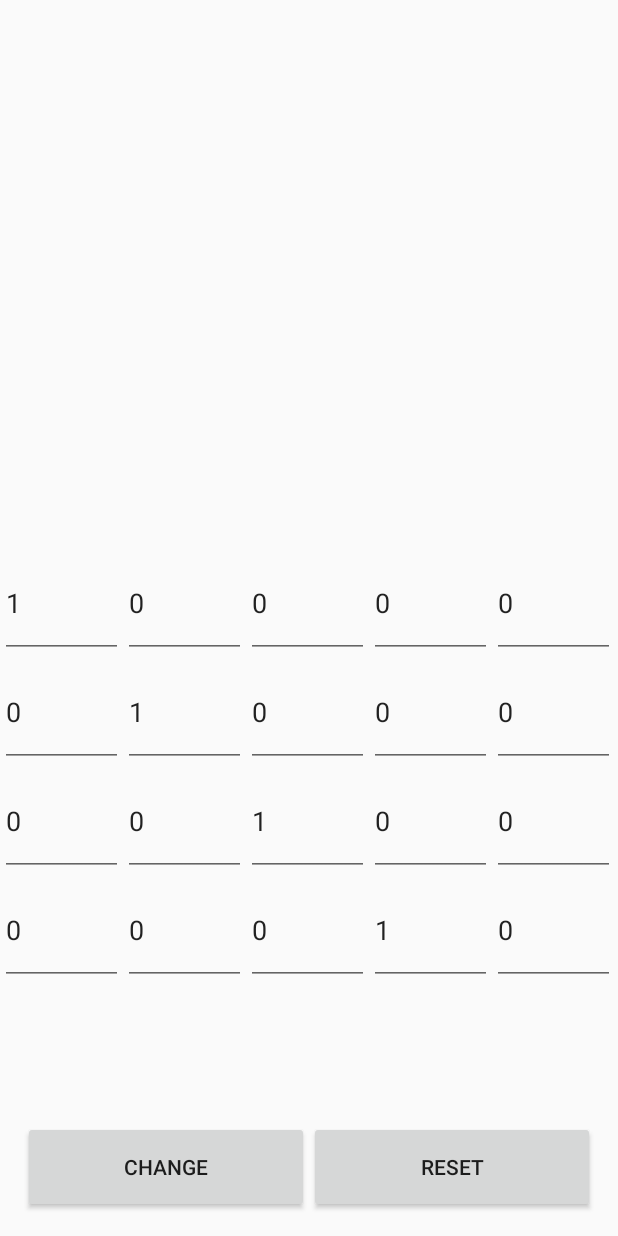
After one commit to FaceWallHan/BiographyHeroes, an Android app: the MatrixColorActivity screen opened directly, with no data from a screen before it, on a phone screen of 412 x 824 dp. The commit adds this screen. Run offline under Robolectric (Android 15) with nearby library versions, the phone set to English and light mode, and no system bars.

Commit message:
颜色矩阵和像素点分析

```diff
--- a/app/src/main/AndroidManifest.xml
+++ b/app/src/main/AndroidManifest.xml
@@ -14,6 +14,7 @@
         <activity android:name=".activity.MainActivity"/>
         <activity android:name=".activity.ChatActivity"/>
         <activity android:name=".activity.ScrollActivity"/>
+        <activity android:name=".activity.MatrixColorActivity"/>
         <activity android:name=".activity.DrawTestActivity">
             <intent-filter>
                 <action android:name="android.intent.action.MAIN" />
--- a/app/src/main/java/com/example/hero/activity/DrawTestActivity.java
+++ b/app/src/main/java/com/example/hero/activity/DrawTestActivity.java
@@ -26,13 +26,14 @@ public class DrawTestActivity extends AppCompatActivity implements SeekBar.OnSee
         setSeekBar(seekHue);
         setSeekBar(seekSaturation);
         setSeekBar(seekLum);
+        img_color.setImageBitmap(DisplayUtil.handleImageRelief(bitmap));
     }
     private void inView(){
         seekHue=findViewById(R.id.hue);
         seekSaturation=findViewById(R.id.saturation);
         seekLum=findViewById(R.id.lum);
         img_color=findViewById(R.id.img_color);
-        bitmap= BitmapFactory.decodeResource(getResources(),R.drawable.touxiang_1);
+        bitmap= BitmapFactory.decodeResource(getResources(),R.drawable.ask);
     }
     private void setSeekBar(SeekBar seekBar){
         seekBar.setOnSeekBarChangeListener(this);
@@ -53,7 +54,7 @@ public class DrawTestActivity extends AppCompatActivity implements SeekBar.OnSee
                 lum=progress*1.0F/MID_VALUE;
                 break;
         }
-        img_color.setImageBitmap(DisplayUtil.handleImageEffect(bitmap,hue,lum,saturation));
+        //img_color.setImageBitmap(DisplayUtil.handleImageEffect(bitmap,hue,lum,saturation));
     }
 
     @Override
--- /dev/null
+++ b/app/src/main/java/com/example/hero/activity/MatrixColorActivity.java
@@ -0,0 +1,99 @@
+package com.example.hero.activity;
+
+import android.graphics.Bitmap;
+import android.graphics.BitmapFactory;
+import android.graphics.Canvas;
+import android.graphics.ColorMatrix;
+import android.graphics.ColorMatrixColorFilter;
+import android.graphics.Paint;
+import android.os.Bundle;
+import android.text.InputType;
+import android.view.View;
+import android.widget.Button;
+import android.widget.EditText;
+import android.widget.GridLayout;
+import android.widget.ImageView;
+
+import androidx.annotation.Nullable;
+import androidx.appcompat.app.AppCompatActivity;
+
+import com.example.hero.R;
+
+public class MatrixColorActivity extends AppCompatActivity implements View.OnClickListener {
+    private ImageView img_matrix;
+    private GridLayout group;
+    private Bitmap bitmap;
+    private int width,height;
+    private EditText[] editTexts=new EditText[20];
+    private float[] colors=new float[20];
+    @Override
+    protected void onCreate(@Nullable Bundle savedInstanceState) {
+        super.onCreate(savedInstanceState);
+        setContentView(R.layout.matrix_color_layout);
+        inView();
+    }
+    private void inView(){
+        img_matrix=findViewById(R.id.img_matrix);
+        group=findViewById(R.id.group);
+        Button change = findViewById(R.id.change);
+        Button reset = findViewById(R.id.reset);
+        reset.setOnClickListener(this);
+        change.setOnClickListener(this);
+        bitmap= BitmapFactory.decodeResource(getResources(),R.drawable.ask);
+        group.post(new Runnable() {
+            @Override
+            public void run() {
+                width=group.getWidth()/5;
+                height=group.getHeight()/5;
+                addEdit();
+                initMatrix();
+            }
+        });
+    }
+    private void addEdit(){
+        for (int i = 0; i < 20; i++) {
+            EditText edit=new EditText(MatrixColorActivity.this);
+            //edit.setInputType(InputType.TYPE_CLASS_NUMBER);
+            editTexts[i]=edit;
+            group.addView(edit,width,height);
+        }
+    }
+    private void initMatrix(){
+        for (int i = 0; i < editTexts.length; i++) {
+            if (i%6==0){
+                editTexts[i].setText(String.valueOf(1));
+            }else {
+                editTexts[i].setText(String.valueOf(0));
+            }
+        }
+    }
+    private void setMatrix(){
+        for (int i = 0; i < editTexts.length; i++) {
+            colors[i]=Float.parseFloat(editTexts[i].getText().toString());
+        }
+    }
+    private void setImageMatrix(){
+        Bitmap bmp=Bitmap.createBitmap(bitmap.getWidth(),bitmap.getHeight(),Bitmap.Config.ARGB_8888);
+        ColorMatrix matrix=new ColorMatrix();
+        matrix.set(colors);
+        Canvas canvas=new Canvas(bmp);
+        Paint paint=new Paint();
+        paint.setColorFilter(new ColorMatrixColorFilter(matrix));
+        canvas.drawBitmap(bitmap,0,0,paint);
+        img_matrix.setImageBitmap(bmp);
+    }
+    @Override
+    public void onClick(View view) {
+        switch (view.getId()){
+            case R.id.change:
+                setMatrix();
+                setImageMatrix();
+                break;
+            case R.id.reset:
+                initMatrix();
+                setMatrix();
+                setImageMatrix();
+                break;
+        }
+    }
+}
--- /dev/null
+++ b/app/src/main/res/layout/matrix_color_layout.xml
@@ -0,0 +1,41 @@
+<?xml version="1.0" encoding="utf-8"?>
+<LinearLayout xmlns:android="http://schemas.android.com/apk/res/android"
+    xmlns:tools="http://schemas.android.com/tools"
+    android:orientation="vertical"
+    android:layout_width="match_parent"
+    android:layout_height="match_parent">
+    <ImageView
+        android:id="@+id/img_matrix"
+        android:layout_width="match_parent"
+        android:layout_height="0dp"
+        android:layout_weight="2"/>
+    <GridLayout
+        android:rowCount="4"
+        android:columnCount="5"
+        android:id="@+id/group"
+        android:layout_width="match_parent"
+        android:layout_height="0dp"
+        android:layout_weight="2">
+
+    </GridLayout>
+    <LinearLayout
+        android:padding="15sp"
+        android:orientation="horizontal"
+        android:layout_width="match_parent"
+        android:layout_height="0dp"
+        android:layout_weight="0.5">
+        <Button
+            android:text="change"
+            android:id="@+id/change"
+            android:layout_weight="1"
+            android:layout_width="0dp"
+            android:layout_height="match_parent"
+            tools:ignore="NestedWeights" />
+        <Button
+            android:text="reset"
+            android:id="@+id/reset"
+            android:layout_weight="1"
+            android:layout_width="0dp"
+            android:layout_height="match_parent"/>
+    </LinearLayout>
+</LinearLayout>
```
Also changed, not shown: app/src/main/java/com/example/hero/DisplayUtil.java (+120 -0 lines), app/src/main/res/drawable/ask.jpg (added).
